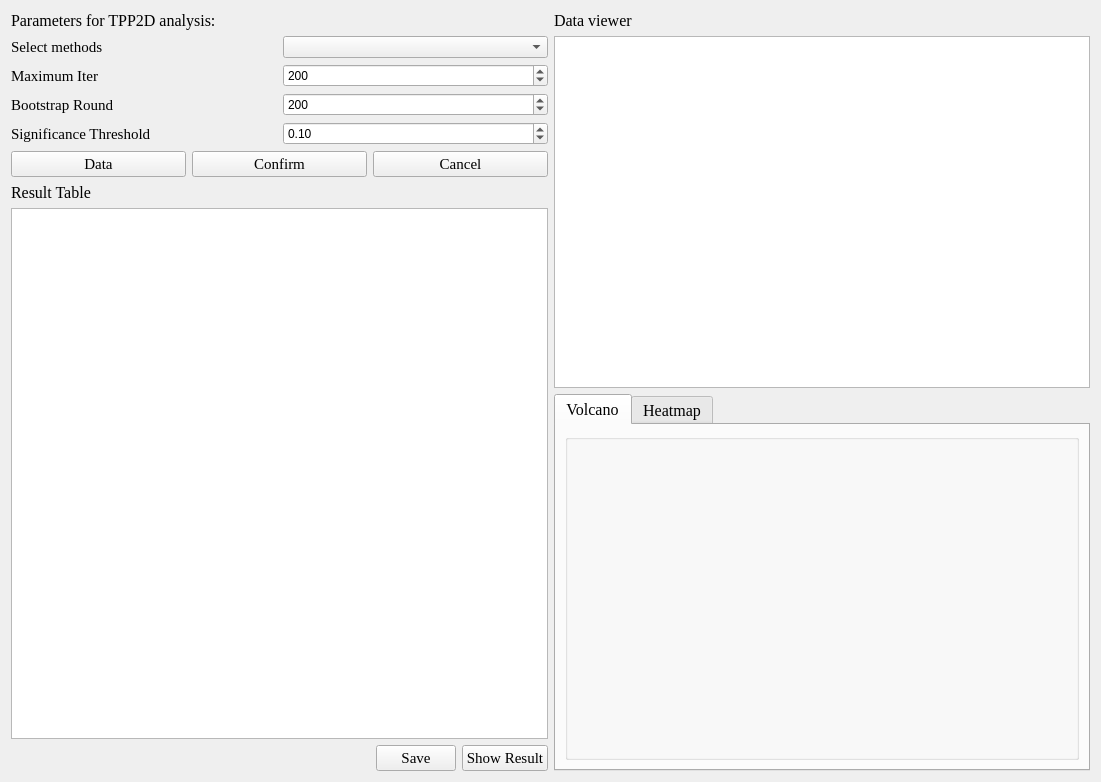
Above: AnalTPP2D.ui from hcji/ProSAP before the change. Below: the same form after it.
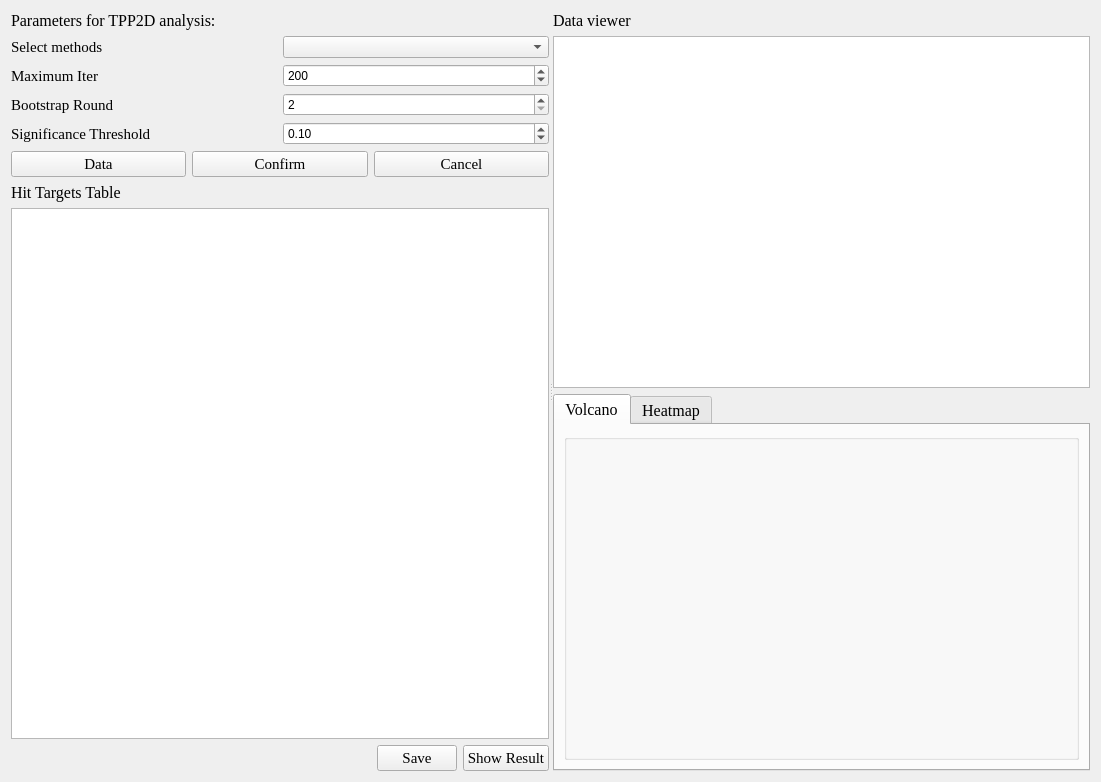
That is the form after the change. The open tabs and pages were chosen to show the change.

The edit to the form file:
```diff
--- a/AnalTPP2D.ui
+++ b/AnalTPP2D.ui
@@ -15,6 +15,11 @@
   </property>
   <layout class="QGridLayout" name="gridLayout">
    <item row="0" column="0">
+    <widget class="QSplitter" name="splitter">
+     <property name="orientation">
+      <enum>Qt::Horizontal</enum>
+     </property>
+     <widget class="QWidget" name="">
     <layout class="QVBoxLayout" name="verticalLayout">
      <item>
       <widget class="QLabel" name="label_1">
@@ -105,7 +110,7 @@
           <number>1000</number>
          </property>
          <property name="value">
-          <number>200</number>
+            <number>2</number>
          </property>
         </widget>
        </item>
@@ -190,7 +195,7 @@
         </font>
        </property>
        <property name="text">
-        <string>Result Table</string>
+          <string>Hit Targets Table</string>
        </property>
       </widget>
      </item>
@@ -248,8 +253,8 @@
       </layout>
      </item>
     </layout>
-   </item>
-   <item row="0" column="1">
+     </widget>
+     <widget class="QWidget" name="">
     <layout class="QVBoxLayout" name="verticalLayout_5">
      <item>
       <layout class="QVBoxLayout" name="verticalLayout_2">
@@ -355,6 +360,8 @@
       </widget>
      </item>
     </layout>
+     </widget>
+    </widget>
    </item>
   </layout>
  </widget>
```
Left out of the diff: 4 changed lines with no effect on the pictures. Lines whose indentation alone changed are shown as unchanged.
